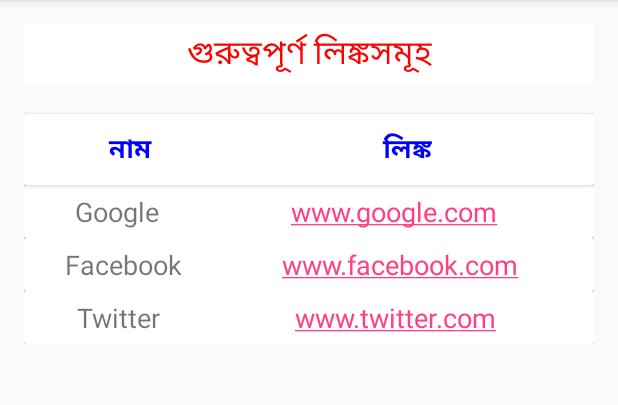
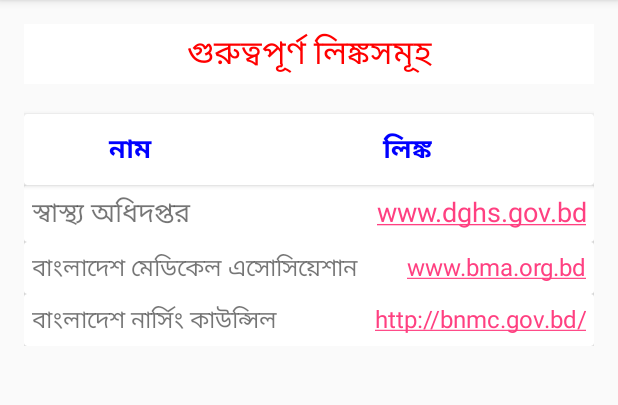
Before and after one commit to Probstat-Infolab/CMCHGuide, an Android app: the LinkActivity screen opened directly, with no data from a screen before it, on a phone screen of 412 x 824 dp, the part 84-489 px from its top. Run offline under Robolectric (Android 15) with nearby library versions, the phone set to English and light mode, and no system bars.

Commit message:
Revised LinkActivity with correct links and modified the xml--- Amrit

```diff
--- a/app/src/main/res/layout/activity_link.xml
+++ b/app/src/main/res/layout/activity_link.xml
@@ -81,8 +81,8 @@
                         android:layout_width="wrap_content"
                         android:layout_height="wrap_content"
                         android:layout_weight="1"
-                        android:gravity="center"
-                        android:text="@string/google"
+                        android:gravity="left"
+                        android:text="@string/dghs"
                         android:textSize="18sp" />
 
                     <TextView
@@ -90,8 +90,8 @@
                         android:layout_height="wrap_content"
                         android:layout_weight="2"
                         android:autoLink="web"
-                        android:gravity="center"
-                        android:text="@string/googlelink"
+                        android:gravity="right"
+                        android:text="@string/dghslink"
                         android:textSize="18sp" />
                 </LinearLayout>
             </android.support.v7.widget.CardView>
@@ -111,18 +111,18 @@
                         android:layout_width="wrap_content"
                         android:layout_height="wrap_content"
                         android:layout_weight="1"
-                        android:gravity="center"
-                        android:text="@string/facebook"
-                        android:textSize="18sp" />
+                        android:gravity="left"
+                        android:text="@string/bma"
+                        android:textSize="16sp" />
 
                     <TextView
                         android:layout_width="wrap_content"
                         android:layout_height="wrap_content"
                         android:layout_weight="2"
                         android:autoLink="web"
-                        android:gravity="center"
-                        android:text="@string/facebooklink"
-                        android:textSize="18sp" />
+                        android:gravity="right"
+                        android:text="@string/bmalink"
+                        android:textSize="16sp" />
                 </LinearLayout>
             </android.support.v7.widget.CardView>
 
@@ -141,18 +141,18 @@
                         android:layout_width="wrap_content"
                         android:layout_height="wrap_content"
                         android:layout_weight="1"
-                        android:gravity="center"
-                        android:text="@string/twitter"
-                        android:textSize="18sp" />
+                        android:gravity="left"
+                        android:text="@string/bnmc"
+                        android:textSize="16sp" />
 
                     <TextView
                         android:layout_width="wrap_content"
                         android:layout_height="wrap_content"
                         android:layout_weight="2"
                         android:autoLink="web"
-                        android:gravity="center"
-                        android:text="@string/twitterlink"
-                        android:textSize="18sp" />
+                        android:gravity="right"
+                        android:text="@string/bnmclink"
+                        android:textSize="16sp" />
                 </LinearLayout>
             </android.support.v7.widget.CardView>
         </LinearLayout>
--- a/app/src/main/res/values/links_strings.xml
+++ b/app/src/main/res/values/links_strings.xml
@@ -2,11 +2,11 @@
 <resources>
     <string name="name"><b>নাম</b></string>
     <string name="links"><b>লিঙ্ক</b></string>
-    <string name="google">Google</string>
-    <string name="googlelink">www.google.com</string>
-    <string name="facebook">Facebook</string>
-    <string name="facebooklink">www.facebook.com</string>
-    <string name="twitter">Twitter</string>
-    <string name="twitterlink">www.twitter.com</string>
+    <string name="dghs">স্বাস্থ্য অধিদপ্তর</string>
+    <string name="dghslink">www.dghs.gov.bd</string>
+    <string name="bma">বাংলাদেশ মেডিকেল এসোসিয়েশান</string>
+    <string name="bmalink">www.bma.org.bd</string>
+    <string name="bnmc">বাংলাদেশ নার্সিং কাউন্সিল</string>
+    <string name="bnmclink">http://bnmc.gov.bd/</string>
     <string name="linktitle">গুরুত্বপূর্ণ লিঙ্কসমূহ</string>
 </resources>
```
